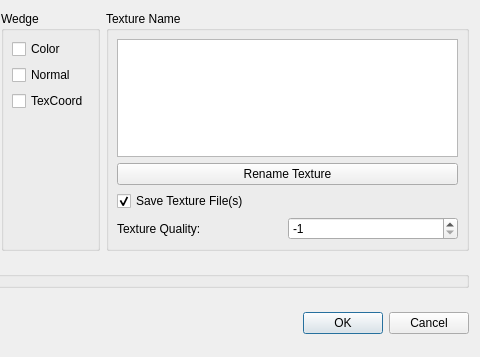
Qt form src/meshlab/dialogs/save_mesh_attributes_dialog.ui (cnr-isti-vclab/meshlab) before a commit; both pictures show x 207 to 687 and y 0 to 357 of the 687 by 357 pixel window.
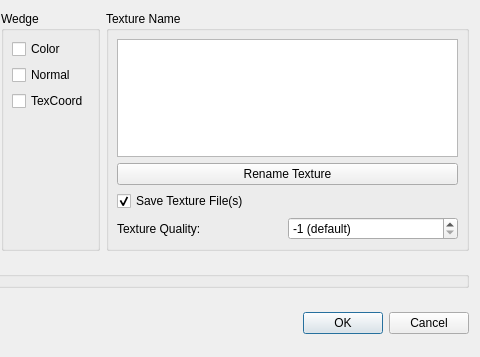
The same form after that commit.

The edit to the form file:
```diff
--- a/src/meshlab/dialogs/save_mesh_attributes_dialog.ui
+++ b/src/meshlab/dialogs/save_mesh_attributes_dialog.ui
@@ -284,7 +284,7 @@
            <item>
             <widget class="QSpinBox" name="textureQualitySpinBox">
              <property name="suffix">
-              <string/>
+              <string> (default)</string>
              </property>
              <property name="minimum">
               <number>-1</number>
```
